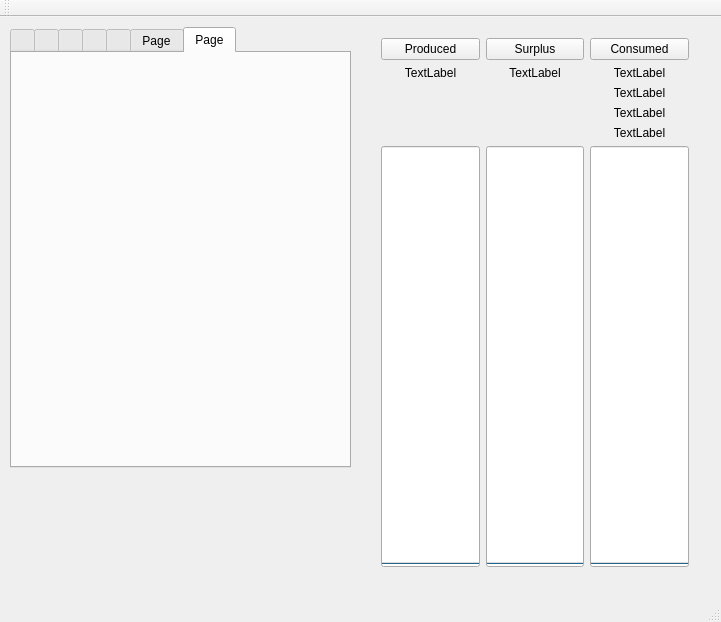
The window that Qt/QDH/mainwindow.ui (gpistoni/DomoticHome) describes before a commit, drawn with Qt 5.
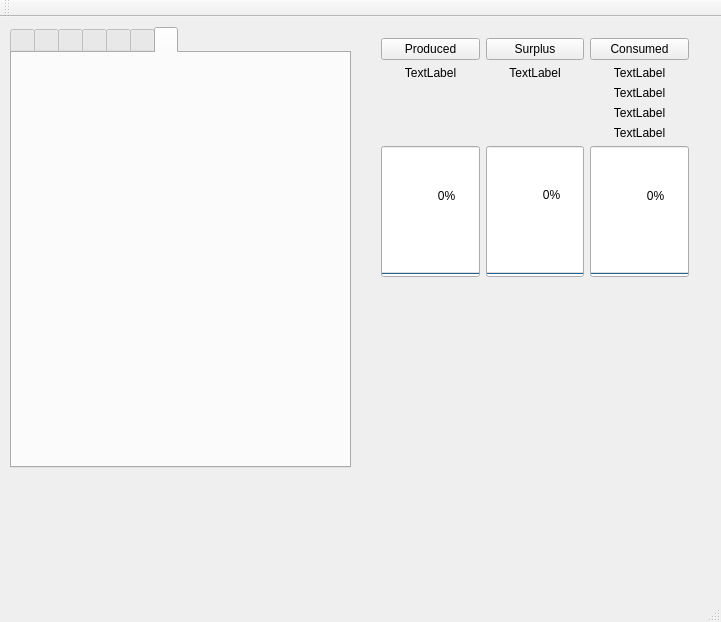
The same window after the commit. The open tabs and pages were chosen to show the change.

Diff of the .ui file:
```diff
--- a/Qt/QDH/mainwindow.ui
+++ b/Qt/QDH/mainwindow.ui
@@ -20,7 +20,7 @@
       <x>370</x>
       <y>10</y>
       <width>330</width>
-      <height>551</height>
+      <height>261</height>
      </rect>
     </property>
     <layout class="QGridLayout" name="gridLayout">
@@ -258,7 +258,7 @@
     </widget>
     <widget class="QWidget" name="tab6">
      <attribute name="title">
-      <string>Page</string>
+      <string/>
      </attribute>
      <layout class="QHBoxLayout" name="horizontalLayout_5">
       <item>
@@ -268,7 +268,7 @@
     </widget>
     <widget class="QWidget" name="tab">
      <attribute name="title">
-      <string>Page</string>
+      <string/>
      </attribute>
      <layout class="QHBoxLayout" name="horizontalLayout_7">
       <item>
@@ -280,10 +280,10 @@
    <widget class="QWidget" name="horizontalLayoutWidget">
     <property name="geometry">
      <rect>
-      <x>10</x>
-      <y>460</y>
-      <width>341</width>
-      <height>101</height>
+      <x>370</x>
+      <y>280</y>
+      <width>331</width>
+      <height>281</height>
      </rect>
     </property>
     <layout class="QHBoxLayout" name="bottomLayout"/>
```
Left out of the diff: 2 changed lines with no effect on the pictures.
